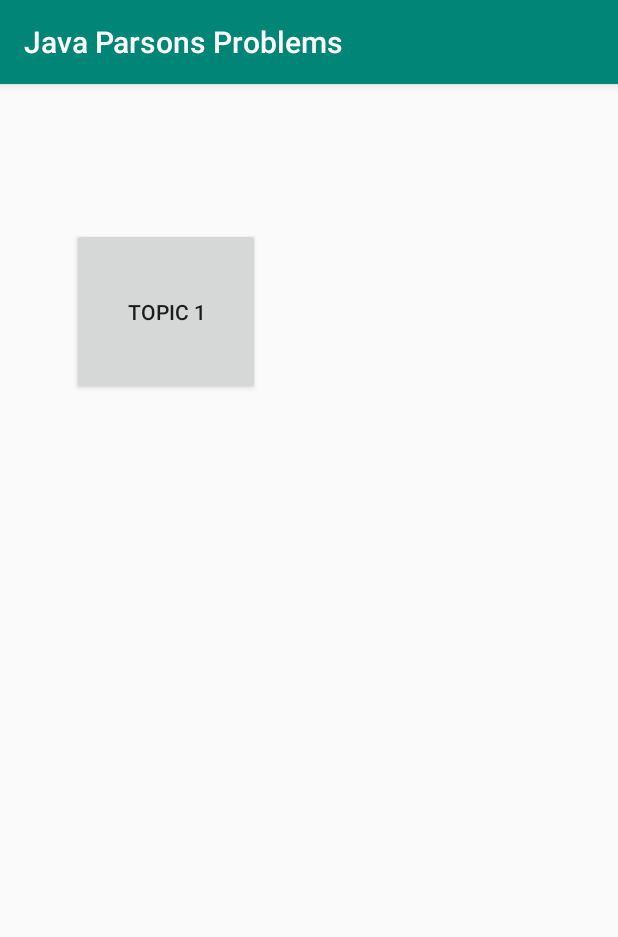
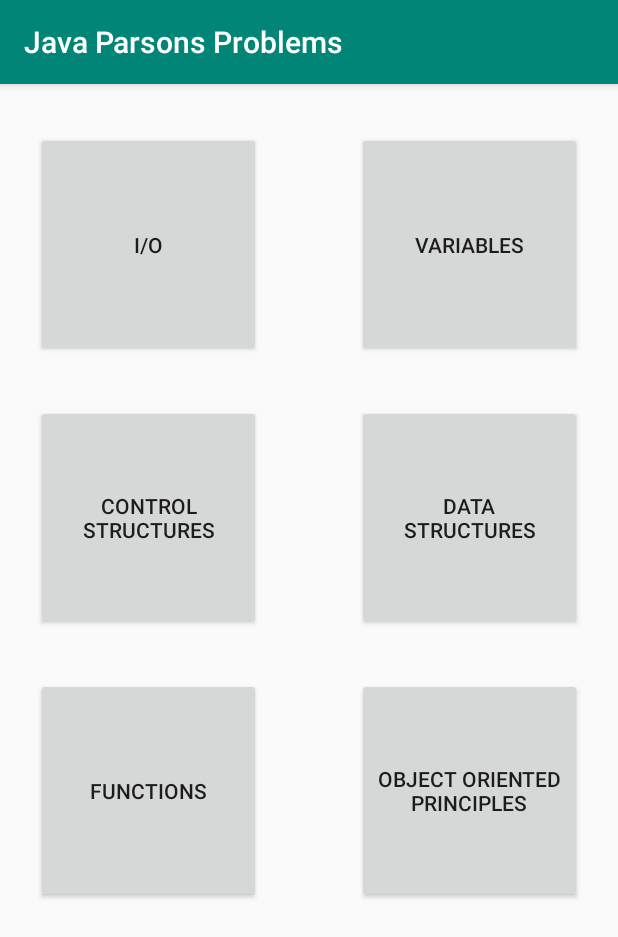
Before and after one commit to dym4xion/JPPwSM, an Android app: the screen it shows after launch (MainActivity), on a phone screen of 412 x 824 dp. Shown: the top 937 px of the screen. Run offline under Robolectric (Android 15) with nearby library versions, the phone set to English and light mode, and no system bars.

Commit message:
UI changes, implement PP parser

```diff
--- a/Java_Parsons_Problems/app/src/main/res/layout/activity_main.xml
+++ b/Java_Parsons_Problems/app/src/main/res/layout/activity_main.xml
@@ -7,13 +7,68 @@
     tools:context=".MainActivity">
 
     <Button
-        android:id="@+id/topic1_button"
-        android:layout_width="125dp"
-        android:layout_height="111dp"
-        android:layout_marginStart="48dp"
-        android:layout_marginTop="96dp"
-        android:text="Topic 1"
+        android:id="@+id/IO_button"
+        android:layout_width="150dp"
+        android:layout_height="150dp"
+        android:layout_marginStart="24dp"
+        android:layout_marginTop="32dp"
         android:onClick="startProblem"
+        android:text="I/O"
         app:layout_constraintStart_toStartOf="parent"
         app:layout_constraintTop_toTopOf="parent" />
+
+    <Button
+        android:id="@+id/VAR_button"
+        android:layout_width="150dp"
+        android:layout_height="150dp"
+        android:layout_marginTop="32dp"
+        android:layout_marginEnd="24dp"
+        android:onClick="startProblem"
+        android:text="Variables"
+        app:layout_constraintEnd_toEndOf="parent"
+        app:layout_constraintTop_toTopOf="parent" />
+
+    <Button
+        android:id="@+id/CON_button"
+        android:layout_width="150dp"
+        android:layout_height="150dp"
+        android:layout_marginStart="24dp"
+        android:layout_marginTop="32dp"
+        android:onClick="startProblem"
+        android:text="Control Structures"
+        app:layout_constraintStart_toStartOf="parent"
+        app:layout_constraintTop_toBottomOf="@+id/IO_button" />
+
+    <Button
+        android:id="@+id/DATA_button"
+        android:layout_width="150dp"
+        android:layout_height="150dp"
+        android:layout_marginTop="32dp"
+        android:layout_marginEnd="24dp"
+        android:onClick="startProblem"
+        android:text="Data Structures"
+        app:layout_constraintEnd_toEndOf="parent"
+        app:layout_constraintTop_toBottomOf="@+id/VAR_button" />
+
+    <Button
+        android:id="@+id/FUN_button"
+        android:layout_width="150dp"
+        android:layout_height="150dp"
+        android:layout_marginStart="24dp"
+        android:layout_marginTop="32dp"
+        android:onClick="startProblem"
+        android:text="Functions"
+        app:layout_constraintStart_toStartOf="parent"
+        app:layout_constraintTop_toBottomOf="@+id/CON_button" />
+
+    <Button
+        android:id="@+id/OOP_button"
+        android:layout_width="150dp"
+        android:layout_height="150dp"
+        android:layout_marginTop="32dp"
+        android:layout_marginEnd="24dp"
+        android:onClick="startProblem"
+        android:text="Object Oriented Principles"
+        app:layout_constraintEnd_toEndOf="parent"
+        app:layout_constraintTop_toBottomOf="@+id/DATA_button" />
 </androidx.constraintlayout.widget.ConstraintLayout>
```
Also changed, not shown: Java_Parsons_Problems/app/src/main/java/com/example/javaparsonsproblems/ParsonsProblem.java (added, +49 -0 lines), 2 other files.
